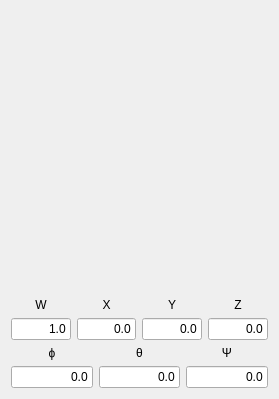
Qt form resource/QuaternionView.ui (qutas/rqt_quaternion_view) before a commit.
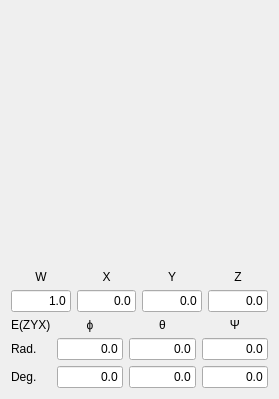
The same form after that commit.

Commit message: Bug fixes and better instance handling

What changed in the file:
```diff
--- a/resource/QuaternionView.ui
+++ b/resource/QuaternionView.ui
@@ -125,7 +125,7 @@
    </item>
    <item row="8" column="1">
     <layout class="QGridLayout" name="layout_e">
-     <item row="0" column="0">
+     <item row="0" column="1">
       <widget class="QLabel" name="label_e_r">
        <property name="text">
         <string>ϕ</string>
@@ -135,7 +135,7 @@
        </property>
       </widget>
      </item>
-     <item row="0" column="1">
+     <item row="0" column="2">
       <widget class="QLabel" name="label_e_p">
        <property name="text">
         <string>θ</string>
@@ -145,7 +145,7 @@
        </property>
       </widget>
      </item>
-     <item row="0" column="2">
+     <item row="0" column="3">
       <widget class="QLabel" name="label_e_y">
        <property name="text">
         <string>Ψ</string>
@@ -155,7 +155,7 @@
        </property>
       </widget>
      </item>
-     <item row="1" column="0">
+     <item row="1" column="1">
       <widget class="QLineEdit" name="input_e_r">
        <property name="text">
         <string>0.0</string>
@@ -165,17 +165,17 @@
        </property>
       </widget>
      </item>
-     <item row="1" column="1">
-      <widget class="QLineEdit" name="input_e_p">
-       <property name="text">
-        <string>0.0</string>
-       </property>
-       <property name="alignment">
-        <set>Qt::AlignRight|Qt::AlignTrailing|Qt::AlignVCenter</set>
-       </property>
-      </widget>
-     </item>
      <item row="1" column="2">
+      <widget class="QLineEdit" name="input_e_p">
+       <property name="text">
+        <string>0.0</string>
+       </property>
+       <property name="alignment">
+        <set>Qt::AlignRight|Qt::AlignTrailing|Qt::AlignVCenter</set>
+       </property>
+      </widget>
+     </item>
+     <item row="1" column="3">
       <widget class="QLineEdit" name="input_e_y">
        <property name="text">
         <string>0.0</string>
@@ -185,6 +185,57 @@
        </property>
       </widget>
      </item>
+     <item row="2" column="1">
+      <widget class="QLineEdit" name="input_e_r_deg">
+       <property name="text">
+        <string>0.0</string>
+       </property>
+       <property name="alignment">
+        <set>Qt::AlignRight|Qt::AlignTrailing|Qt::AlignVCenter</set>
+       </property>
+      </widget>
+     </item>
+     <item row="2" column="2">
+      <widget class="QLineEdit" name="input_e_p_deg">
+       <property name="text">
+        <string>0.0</string>
+       </property>
+       <property name="alignment">
+        <set>Qt::AlignRight|Qt::AlignTrailing|Qt::AlignVCenter</set>
+       </property>
+      </widget>
+     </item>
+     <item row="2" column="3">
+      <widget class="QLineEdit" name="input_e_y_deg">
+       <property name="text">
+        <string>0.0</string>
+       </property>
+       <property name="alignment">
+        <set>Qt::AlignRight|Qt::AlignTrailing|Qt::AlignVCenter</set>
+       </property>
+      </widget>
+     </item>
+     <item row="1" column="0">
+      <widget class="QLabel" name="label_radians">
+       <property name="text">
+        <string>Rad.</string>
+       </property>
+      </widget>
+     </item>
+     <item row="2" column="0">
+      <widget class="QLabel" name="label_degrees">
+       <property name="text">
+        <string>Deg.</string>
+       </property>
+      </widget>
+     </item>
+     <item row="0" column="0">
+      <widget class="QLabel" name="label_zyx">
+       <property name="text">
+        <string>E(ZYX)</string>
+       </property>
+      </widget>
+     </item>
     </layout>
    </item>
   </layout>
```
Left out of the diff: 6 changed lines with no effect on the pictures. The commit also changes 1 other file.
